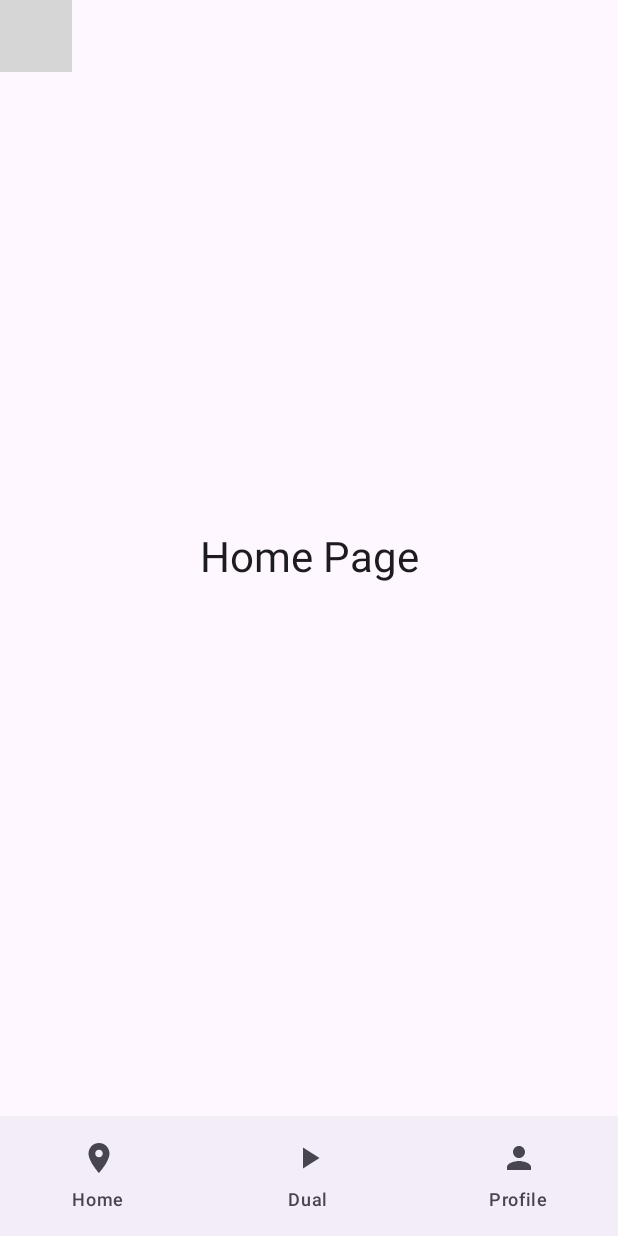
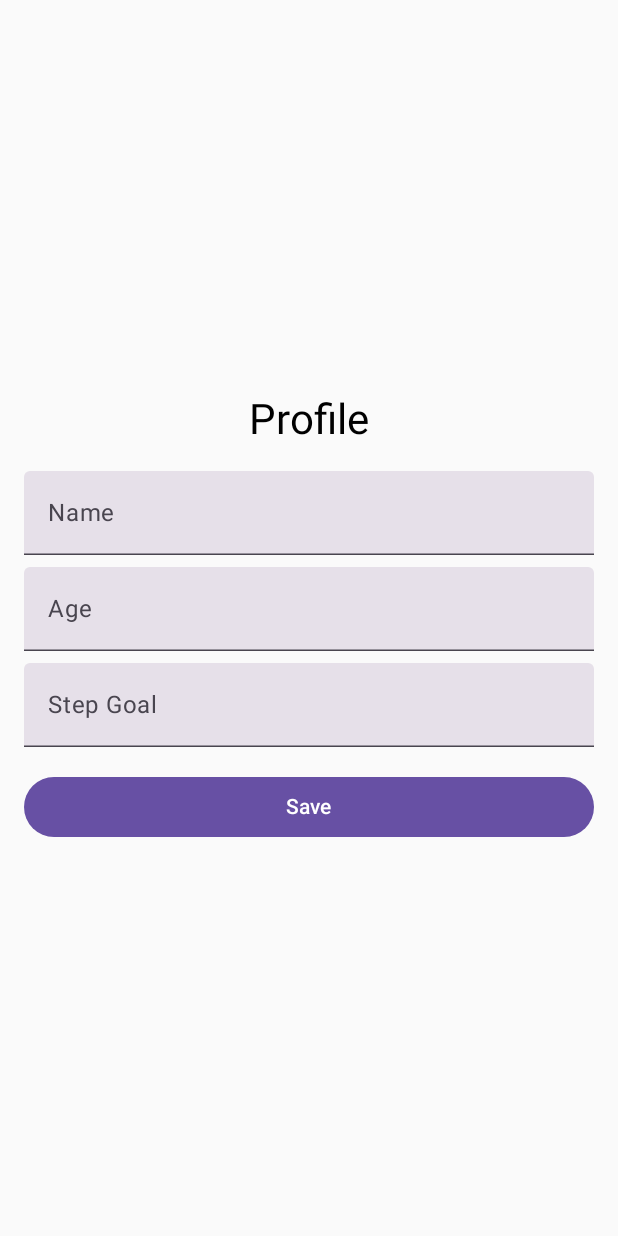
Before and after one commit to MeowPasha/mobileBetriebsysteme-android-app, an Android app built with Jetpack Compose: the screen it shows after launch (MainActivity), on a phone screen of 412 x 824 dp. Run offline under Robolectric (Android 15) with nearby library versions, the phone set to English and light mode, and no system bars; grey boxes are pictures that could not be loaded.

Commit message:
Added Database option. Needs work - ProfilePage in Application fails when clicked.

```diff
--- a/app/src/main/java/com/example/mobilebetriebsysteme_android_app/MainActivity.kt
+++ b/app/src/main/java/com/example/mobilebetriebsysteme_android_app/MainActivity.kt
@@ -3,25 +3,19 @@ package com.example.mobilebetriebsysteme_android_app
 import android.os.Bundle
 import androidx.activity.ComponentActivity
 import androidx.activity.compose.setContent
-import androidx.activity.enableEdgeToEdge
-import androidx.compose.foundation.layout.fillMaxSize
-import androidx.compose.foundation.layout.padding
+import androidx.activity.viewModels
 import androidx.compose.material3.MaterialTheme
-import androidx.compose.material3.Scaffold
-import androidx.compose.material3.Text
-import androidx.compose.runtime.Composable
-import androidx.compose.ui.Modifier
-import androidx.compose.ui.tooling.preview.Preview
-import com.example.mobilebetriebsysteme_android_app.ui.theme.MobileBetriebsystemeandroidappTheme
+import com.example.mobilebetriebsysteme_android_app.pages.ProfilePage
+import com.example.mobilebetriebsysteme_android_app.viewmodel.ProfileViewModel
 
 class MainActivity : ComponentActivity() {
+    private val viewModel: ProfileViewModel by viewModels()
     override fun onCreate(savedInstanceState: Bundle?) {
         super.onCreate(savedInstanceState)
         setContent {
             MaterialTheme {
-                MyAppNavigator()
+                ProfilePage(viewModel)
             }
-            MapScreen(context = this)
         }
     }
 }
--- a/app/src/main/java/com/example/mobilebetriebsysteme_android_app/MyAppNavigator.kt
+++ b/app/src/main/java/com/example/mobilebetriebsysteme_android_app/MyAppNavigator.kt
@@ -7,6 +7,9 @@ import androidx.compose.ui.Modifier
 import androidx.navigation.compose.NavHost
 import androidx.navigation.compose.composable
 import androidx.navigation.compose.rememberNavController
+import com.example.mobilebetriebsysteme_android_app.pages.DualModePage
+import com.example.mobilebetriebsysteme_android_app.pages.HomePage
+import com.example.mobilebetriebsysteme_android_app.pages.ProfilePage
 
 
 @Composable
@@ -25,7 +28,9 @@ fun MyAppNavigator() {
         ) {
             composable("home") { HomePage() }
             composable("dualmode") { DualModePage() }
-            composable("profile") { ProfilePage() }
+            composable("profile") { ProfilePage(
+                viewModel = TODO()
+            ) }
 
         }
     }
--- /dev/null
+++ b/app/src/main/java/com/example/mobilebetriebsysteme_android_app/data/ProfileDbHelper.kt
@@ -0,0 +1,33 @@
+package com.example.mobilebetriebsysteme_android_app.data
+
+import android.content.Context
+import android.database.sqlite.SQLiteDatabase
+import android.database.sqlite.SQLiteOpenHelper
+import android.provider.BaseColumns
+
+//The Helper class contains methods that create and maintain the database and tables.
+
+private const val DATABASE_NAME = "Profile.db"
+private const val DATABASE_VERSION = 1
+
+class ProfileDbHelper(context: Context) :
+    SQLiteOpenHelper(context, DATABASE_NAME, null, DATABASE_VERSION) {
+
+    override fun onCreate(db: SQLiteDatabase) {
+        val SQL_CREATE_ENTRIES = """
+            CREATE TABLE ${ProfileContract.ProfileEntry.TABLE_NAME} (
+              ${BaseColumns._ID} INTEGER PRIMARY KEY AUTOINCREMENT,
+              ${ProfileContract.ProfileEntry.COLUMN_NAME_NAME} TEXT NOT NULL,
+              ${ProfileContract.ProfileEntry.COLUMN_NAME_AGE} INTEGER NOT NULL,
+              ${ProfileContract.ProfileEntry.COLUMN_NAME_STEP_GOAL} INTEGER NOT NULL
+            )
+        """.trimIndent()
+        db.execSQL(SQL_CREATE_ENTRIES)
+    }
+
+    override fun onUpgrade(db: SQLiteDatabase, oldVersion: Int, newVersion: Int) {
+        // Basit tutuyoruz: versiyon değişirse tabloyu sil ve yeniden oluştur
+        db.execSQL("DROP TABLE IF EXISTS ${ProfileContract.ProfileEntry.TABLE_NAME}")
+        onCreate(db)
+    }
+}
--- /dev/null
+++ b/app/src/main/java/com/example/mobilebetriebsysteme_android_app/data/ProfileRepository.kt
@@ -0,0 +1,68 @@
+package com.example.mobilebetriebsysteme_android_app.data
+
+import android.content.ContentValues
+import android.content.Context
+import android.provider.BaseColumns
+import kotlinx.coroutines.Dispatchers
+import kotlinx.coroutines.withContext
+
+class ProfileRepository(context: Context) {
+    private val dbHelper = ProfileDbHelper(context)
+
+    suspend fun saveProfile(profile: UserProfile) = withContext(Dispatchers.IO) {
+        val db = dbHelper.writableDatabase
+        val values = ContentValues().apply {
+            put(ProfileContract.ProfileEntry.COLUMN_NAME_NAME, profile.name)
+            put(ProfileContract.ProfileEntry.COLUMN_NAME_AGE, profile.age)
+            put(ProfileContract.ProfileEntry.COLUMN_NAME_STEP_GOAL, profile.stepGoal)
+        }
+        // Eğer zaten bir satır varsa güncelle, yoksa ekle:
+        val cursor = db.query(
+            ProfileContract.ProfileEntry.TABLE_NAME,
+            arrayOf(BaseColumns._ID),
+            null, null, null, null, null, "1"
+        )
+        if (cursor.moveToFirst()) {
+            val existingId = cursor.getLong(cursor.getColumnIndexOrThrow(BaseColumns._ID))
+            db.update(
+                ProfileContract.ProfileEntry.TABLE_NAME,
+                values,
+                "${BaseColumns._ID} = ?",
+                arrayOf(existingId.toString())
+            )
+        } else {
+            db.insert(ProfileContract.ProfileEntry.TABLE_NAME, null, values)
+        }
+        cursor.close()
+        db.close()
+    }
+
+    suspend fun getProfile(): UserProfile? = withContext(Dispatchers.IO) {
+        val db = dbHelper.readableDatabase
+        val cursor = db.query(
+            ProfileContract.ProfileEntry.TABLE_NAME,
+            arrayOf(BaseColumns._ID,
+                ProfileContract.ProfileEntry.COLUMN_NAME_NAME,
+                ProfileContract.ProfileEntry.COLUMN_NAME_AGE,
+                ProfileContract.ProfileEntry.COLUMN_NAME_STEP_GOAL),
+            null, null, null, null, null, "1"
+        )
+        val profile = if (cursor.moveToFirst()) {
+            UserProfile(
+                id = cursor.getLong(cursor.getColumnIndexOrThrow(BaseColumns._ID)),
+                name = cursor.getString(cursor.getColumnIndexOrThrow(ProfileContract.ProfileEntry.COLUMN_NAME_NAME)),
+                age = cursor.getInt(cursor.getColumnIndexOrThrow(ProfileContract.ProfileEntry.COLUMN_NAME_AGE)),
+                stepGoal = cursor.getInt(cursor.getColumnIndexOrThrow(ProfileContract.ProfileEntry.COLUMN_NAME_STEP_GOAL))
+            )
+        } else null
+        cursor.close()
+        db.close()
+        profile
+    }
+
+    suspend fun deleteProfile() = withContext(Dispatchers.IO) {
+        val db = dbHelper.writableDatabase
+        db.delete(ProfileContract.ProfileEntry.TABLE_NAME, null, null)
+        db.close()
+    }
+}
--- a/app/src/main/java/com/example/mobilebetriebsysteme_android_app/DualModePage.kt
+++ b/app/src/main/java/com/example/mobilebetriebsysteme_android_app/pages/DualModePage.kt
@@ -1,4 +1,4 @@
-package com.example.mobilebetriebsysteme_android_app
+package com.example.mobilebetriebsysteme_android_app.pages
 
 import androidx.compose.runtime.Composable
 import androidx.compose.foundation.layout.*
--- a/app/src/main/java/com/example/mobilebetriebsysteme_android_app/HomePage.kt
+++ b/app/src/main/java/com/example/mobilebetriebsysteme_android_app/pages/HomePage.kt
@@ -1,4 +1,4 @@
-package com.example.mobilebetriebsysteme_android_app
+package com.example.mobilebetriebsysteme_android_app.pages
 
 import androidx.compose.foundation.layout.*
 import androidx.compose.material3.*
--- /dev/null
+++ b/app/src/main/java/com/example/mobilebetriebsysteme_android_app/pages/ProfilePage.kt
@@ -0,0 +1,76 @@
+package com.example.mobilebetriebsysteme_android_app.pages
+
+import android.os.Bundle
+import androidx.activity.ComponentActivity
+import androidx.activity.compose.setContent
+import androidx.activity.viewModels
+import androidx.compose.foundation.layout.*
+import androidx.compose.foundation.text.KeyboardOptions
+import androidx.compose.material3.*
+import androidx.compose.runtime.*
+import androidx.compose.ui.Alignment
+import androidx.compose.ui.Modifier
+import androidx.compose.ui.text.input.KeyboardType
+import androidx.compose.ui.text.input.TextFieldValue
+import androidx.compose.ui.unit.dp
+import com.example.mobilebetriebsysteme_android_app.viewmodel.ProfileViewModel
+
+
+@Composable
+fun ProfilePage(viewModel: ProfileViewModel) {
+    val profile by viewModel.profileState.collectAsState()
+
+    var name by remember { mutableStateOf(TextFieldValue(profile?.name ?: "")) }
+    var age by remember { mutableStateOf(TextFieldValue(profile?.age?.toString() ?: "")) }
+    var stepGoal by remember { mutableStateOf(TextFieldValue(profile?.stepGoal?.toString() ?: "")) }
+
+    Column(
+        modifier = Modifier
+            .fillMaxSize()
+            .padding(16.dp),
+        verticalArrangement = Arrangement.Center,
+        horizontalAlignment = Alignment.CenterHorizontally
+    ) {
+        Text("Profile", style = MaterialTheme.typography.headlineMedium)
+        Spacer(Modifier.height(16.dp))
+
+        TextField(
+            value = name,
+            onValueChange = { name = it },
+            label = { Text("Name") },
+            modifier = Modifier.fillMaxWidth()
+        )
+        Spacer(Modifier.height(8.dp))
+
+        TextField(
+            value = age,
+            onValueChange = { age = it },
+            label = { Text("Age") },
+            modifier = Modifier.fillMaxWidth(),
+            keyboardOptions = KeyboardOptions.Default.copy(keyboardType = KeyboardType.Number)
+        )
+        Spacer(Modifier.height(8.dp))
+
+        TextField(
+            value = stepGoal,
+            onValueChange = { stepGoal = it },
+            label = { Text("Step Goal") },
+            modifier = Modifier.fillMaxWidth(),
+            keyboardOptions = KeyboardOptions.Default.copy(keyboardType = KeyboardType.Number)
+        )
+        Spacer(Modifier.height(16.dp))
+
+        Button(
+            onClick = {
+                viewModel.saveProfile(
+                    name = name.text,
+                    age = age.text.toIntOrNull() ?: 0,
+                    stepGoal = stepGoal.text.toIntOrNull() ?: 0
+                )
+            },
+            modifier = Modifier.fillMaxWidth()
+        ) {
+            Text("Save")
+        }
+    }
+}
--- /dev/null
+++ b/app/src/main/java/com/example/mobilebetriebsysteme_android_app/viewmodel/ProfileViewModel.kt
@@ -0,0 +1,37 @@
+package com.example.mobilebetriebsysteme_android_app.viewmodel
+
+import android.app.Application
+import androidx.lifecycle.AndroidViewModel
+import androidx.lifecycle.viewModelScope
+import com.example.mobilebetriebsysteme_android_app.data.ProfileRepository
+import com.example.mobilebetriebsysteme_android_app.data.UserProfile
+import kotlinx.coroutines.flow.MutableStateFlow
+import kotlinx.coroutines.flow.StateFlow
+import kotlinx.coroutines.launch
+
+class ProfileViewModel(application: Application) : AndroidViewModel(application) {
+    private val repository = ProfileRepository(application)
+
+    private val _profileState = MutableStateFlow<UserProfile?>(null)
+    val profileState: StateFlow<UserProfile?> = _profileState
+
+    init {
+        viewModelScope.launch {
+            _profileState.value = repository.getProfile()
+        }
+    }
+
+    fun saveProfile(name: String, age: Int, stepGoal: Int) {
+        viewModelScope.launch {
+            repository.saveProfile(UserProfile(name = name, age = age, stepGoal = stepGoal))
+            _profileState.value = repository.getProfile()
+        }
+    }
+
+    fun deleteProfile() {
+        viewModelScope.launch {
+            repository.deleteProfile()
+            _profileState.value = null
+        }
+    }
+}
```
Also changed, not shown: app/build.gradle.kts (+6 -3 lines), app/src/main/java/com/example/mobilebetriebsysteme_android_app/ProfilePage.kt (deleted, +0 -19 lines), app/src/main/java/com/example/mobilebetriebsysteme_android_app/data/ProfileContract.kt (added, +13 -0 lines), app/src/main/java/com/example/mobilebetriebsysteme_android_app/data/UserProfile.kt (added, +10 -0 lines), gradle/libs.versions.toml (+8 -0 lines).
